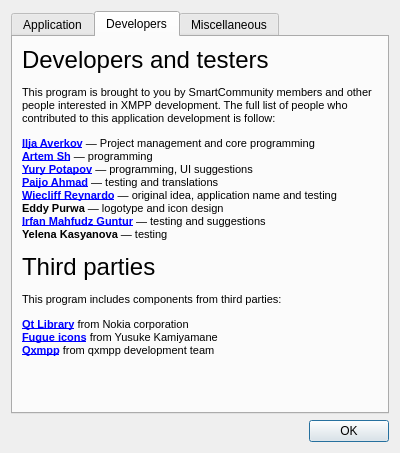
The window that ui/aboutwindow.ui (WST/acid-pc) describes before a commit, drawn with Qt 5.
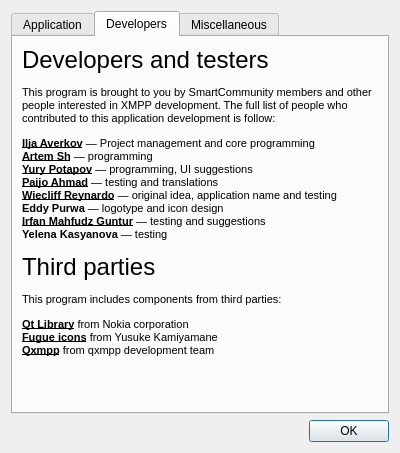
The same window after the commit. Icons and pictures are not drawn.

Diff of the .ui file:
```diff
--- a/ui/aboutwindow.ui
+++ b/ui/aboutwindow.ui
@@ -87,10 +87,10 @@
 &lt;/style&gt;&lt;/head&gt;&lt;body style=&quot; font-family:'MS Shell Dlg 2'; font-size:8.25pt; font-weight:400; font-style:normal;&quot;&gt;
 &lt;p style=&quot; margin-top:12px; margin-bottom:12px; margin-left:0px; margin-right:0px; -qt-block-indent:0; text-indent:0px;&quot;&gt;&lt;span style=&quot; font-size:18pt;&quot;&gt;Developers and testers&lt;/span&gt;&lt;/p&gt;
 &lt;p style=&quot; margin-top:12px; margin-bottom:12px; margin-left:0px; margin-right:0px; -qt-block-indent:0; text-indent:0px;&quot;&gt;&lt;span style=&quot; font-size:8pt;&quot;&gt;This program is brought to you by SmartCommunity members and other people interested in XMPP development. The full list of people who contributed to this application development is follow:&lt;/span&gt;&lt;/p&gt;
-&lt;p style=&quot; margin-top:12px; margin-bottom:12px; margin-left:0px; margin-right:0px; -qt-block-indent:0; text-indent:0px;&quot;&gt;&lt;a href=&quot;http://averkov.web.id/&quot;&gt;&lt;span style=&quot; font-size:8pt; font-weight:600; text-decoration: underline; color:#0000ff;&quot;&gt;Ilja Averkov&lt;/span&gt;&lt;/a&gt;&lt;span style=&quot; font-size:8pt;&quot;&gt; — Project management and core programming&lt;br /&gt;&lt;/span&gt;&lt;a href=&quot;http://rubyrails.pro/&quot;&gt;&lt;span style=&quot; font-size:8pt; font-weight:600; text-decoration: underline; color:#0000ff;&quot;&gt;Artem Sh&lt;/span&gt;&lt;/a&gt;&lt;span style=&quot; font-size:8pt;&quot;&gt; — programming&lt;br /&gt;&lt;/span&gt;&lt;a href=&quot;http://immensus.net/&quot;&gt;&lt;span style=&quot; font-size:8pt; font-weight:600; text-decoration: underline; color:#0000ff;&quot;&gt;Yury Potapov&lt;/span&gt;&lt;/a&gt;&lt;span style=&quot; font-size:8pt;&quot;&gt; — programming, UI suggestions&lt;br /&gt;&lt;/span&gt;&lt;a href=&quot;http://paijo.jsmart.web.id/&quot;&gt;&lt;span style=&quot; font-size:8pt; font-weight:600; text-decoration: underline; color:#0000ff;&quot;&gt;Paijo Ahmad&lt;/span&gt;&lt;/a&gt;&lt;span style=&quot; font-size:8pt;&quot;&gt; — testing and translations&lt;br /&gt;&lt;/span&gt;&lt;a href=&quot;http://jabberid.org/&quot;&gt;&lt;span style=&quot; font-size:8pt; font-weight:600; text-decoration: underline; color:#0000ff;&quot;&gt;Wiecliff Reynardo&lt;/span&gt;&lt;/a&gt;&lt;span style=&quot; font-size:8pt;&quot;&gt; — original idea, application name and testing&lt;br /&gt;&lt;/span&gt;&lt;span style=&quot; font-size:8pt; font-weight:600;&quot;&gt;Eddy Purwa&lt;/span&gt;&lt;span style=&quot; font-size:8pt;&quot;&gt; — logotype and icon design&lt;br /&gt;&lt;/span&gt;&lt;a href=&quot;http://bsmsite.com/&quot;&gt;&lt;span style=&quot; font-size:8pt; font-weight:600; text-decoration: underline; color:#0000ff;&quot;&gt;Irfan Mahfudz Guntur&lt;/span&gt;&lt;/a&gt;&lt;span style=&quot; font-size:8pt;&quot;&gt; — testing and suggestions&lt;br /&gt;&lt;/span&gt;&lt;span style=&quot; font-size:8pt; font-weight:600;&quot;&gt;Yelena Kasyanova&lt;/span&gt;&lt;span style=&quot; font-size:8pt;&quot;&gt; — testing&lt;/span&gt;&lt;/p&gt;
+&lt;p style=&quot; margin-top:12px; margin-bottom:12px; margin-left:0px; margin-right:0px; -qt-block-indent:0; text-indent:0px;&quot;&gt;&lt;a href=&quot;http://averkov.web.id/&quot;&gt;&lt;span style=&quot; font-size:8pt; font-weight:600; text-decoration: underline; color:#000000;&quot;&gt;Ilja Averkov&lt;/span&gt;&lt;/a&gt;&lt;span style=&quot; font-size:8pt;&quot;&gt; — Project management and core programming&lt;br /&gt;&lt;/span&gt;&lt;a href=&quot;http://rubyrails.pro/&quot;&gt;&lt;span style=&quot; font-size:8pt; font-weight:600; text-decoration: underline; color:#000000;&quot;&gt;Artem Sh&lt;/span&gt;&lt;/a&gt;&lt;span style=&quot; font-size:8pt;&quot;&gt; — programming&lt;br /&gt;&lt;/span&gt;&lt;a href=&quot;http://immensus.net/&quot;&gt;&lt;span style=&quot; font-size:8pt; font-weight:600; text-decoration: underline; color:#000000;&quot;&gt;Yury Potapov&lt;/span&gt;&lt;/a&gt;&lt;span style=&quot; font-size:8pt;&quot;&gt; — programming, UI suggestions&lt;br /&gt;&lt;/span&gt;&lt;a href=&quot;http://paijo.jsmart.web.id/&quot;&gt;&lt;span style=&quot; font-size:8pt; font-weight:600; text-decoration: underline; color:#000000;&quot;&gt;Paijo Ahmad&lt;/span&gt;&lt;/a&gt;&lt;span style=&quot; font-size:8pt;&quot;&gt; — testing and translations&lt;br /&gt;&lt;/span&gt;&lt;a href=&quot;http://jabberid.org/&quot;&gt;&lt;span style=&quot; font-size:8pt; font-weight:600; text-decoration: underline; color:#000000;&quot;&gt;Wiecliff Reynardo&lt;/span&gt;&lt;/a&gt;&lt;span style=&quot; font-size:8pt;&quot;&gt; — original idea, application name and testing&lt;br /&gt;&lt;/span&gt;&lt;span style=&quot; font-size:8pt; font-weight:600;&quot;&gt;Eddy Purwa&lt;/span&gt;&lt;span style=&quot; font-size:8pt;&quot;&gt; — logotype and icon design&lt;br /&gt;&lt;/span&gt;&lt;a href=&quot;http://bsmsite.com/&quot;&gt;&lt;span style=&quot; font-size:8pt; font-weight:600; text-decoration: underline; color:#000000;&quot;&gt;Irfan Mahfudz Guntur&lt;/span&gt;&lt;/a&gt;&lt;span style=&quot; font-size:8pt;&quot;&gt; — testing and suggestions&lt;br /&gt;&lt;/span&gt;&lt;span style=&quot; font-size:8pt; font-weight:600;&quot;&gt;Yelena Kasyanova&lt;/span&gt;&lt;span style=&quot; font-size:8pt;&quot;&gt; — testing&lt;/span&gt;&lt;/p&gt;
 &lt;p style=&quot; margin-top:12px; margin-bottom:12px; margin-left:0px; margin-right:0px; -qt-block-indent:0; text-indent:0px;&quot;&gt;&lt;span style=&quot; font-size:18pt;&quot;&gt;Third parties&lt;/span&gt;&lt;/p&gt;
 &lt;p style=&quot; margin-top:12px; margin-bottom:12px; margin-left:0px; margin-right:0px; -qt-block-indent:0; text-indent:0px;&quot;&gt;&lt;span style=&quot; font-size:8pt;&quot;&gt;This program includes components from third parties:&lt;/span&gt;&lt;/p&gt;
-&lt;p style=&quot; margin-top:12px; margin-bottom:12px; margin-left:0px; margin-right:0px; -qt-block-indent:0; text-indent:0px;&quot;&gt;&lt;a href=&quot;http://qt.nokia.com&quot;&gt;&lt;span style=&quot; font-size:8pt; font-weight:600; text-decoration: underline; color:#0000ff;&quot;&gt;Qt Library&lt;/span&gt;&lt;/a&gt;&lt;span style=&quot; font-size:8pt;&quot;&gt; from Nokia corporation&lt;br /&gt;&lt;/span&gt;&lt;a href=&quot;http://p.yusukekamiyamane.com/&quot;&gt;&lt;span style=&quot; font-size:8pt; font-weight:600; text-decoration: underline; color:#0000ff;&quot;&gt;Fugue icons&lt;/span&gt;&lt;/a&gt;&lt;span style=&quot; font-size:8pt;&quot;&gt; from Yusuke Kamiyamane&lt;br /&gt;&lt;/span&gt;&lt;a href=&quot;http://qxmpp.googlecode.com/&quot;&gt;&lt;span style=&quot; font-size:8pt; font-weight:600; text-decoration: underline; color:#0000ff;&quot;&gt;Qxmpp&lt;/span&gt;&lt;/a&gt;&lt;span style=&quot; font-size:8pt;&quot;&gt; from qxmpp development team&lt;/span&gt;&lt;/p&gt;&lt;/body&gt;&lt;/html&gt;</string>
+&lt;p style=&quot; margin-top:12px; margin-bottom:12px; margin-left:0px; margin-right:0px; -qt-block-indent:0; text-indent:0px;&quot;&gt;&lt;a href=&quot;http://qt.nokia.com&quot;&gt;&lt;span style=&quot; font-size:8pt; font-weight:600; text-decoration: underline; color:#000000;&quot;&gt;Qt Library&lt;/span&gt;&lt;/a&gt;&lt;span style=&quot; font-size:8pt;&quot;&gt; from Nokia corporation&lt;br /&gt;&lt;/span&gt;&lt;a href=&quot;http://p.yusukekamiyamane.com/&quot;&gt;&lt;span style=&quot; font-size:8pt; font-weight:600; text-decoration: underline; color:#000000;&quot;&gt;Fugue icons&lt;/span&gt;&lt;/a&gt;&lt;span style=&quot; font-size:8pt;&quot;&gt; from Yusuke Kamiyamane&lt;br /&gt;&lt;/span&gt;&lt;a href=&quot;http://qxmpp.googlecode.com/&quot;&gt;&lt;span style=&quot; font-size:8pt; font-weight:600; text-decoration: underline; color:#000000;&quot;&gt;Qxmpp&lt;/span&gt;&lt;/a&gt;&lt;span style=&quot; font-size:8pt;&quot;&gt; from qxmpp development team&lt;/span&gt;&lt;/p&gt;&lt;/body&gt;&lt;/html&gt;</string>
          </property>
          <property name="textFormat">
           <enum>Qt::RichText</enum>
```
Left out of the diff: 4 changed lines with no effect on the pictures.
